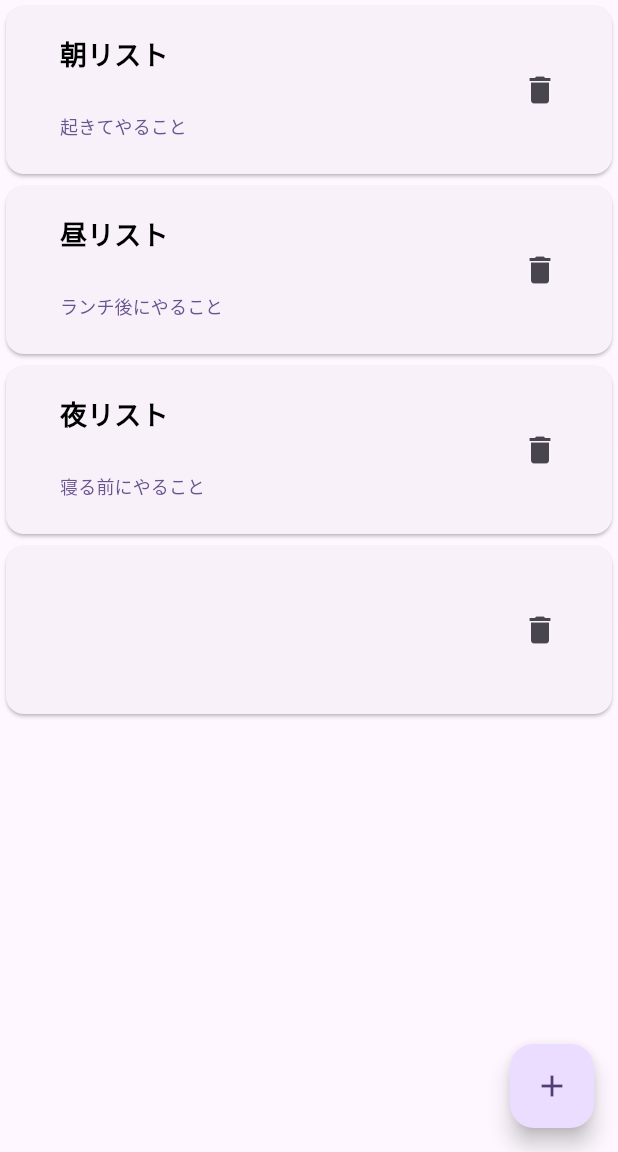
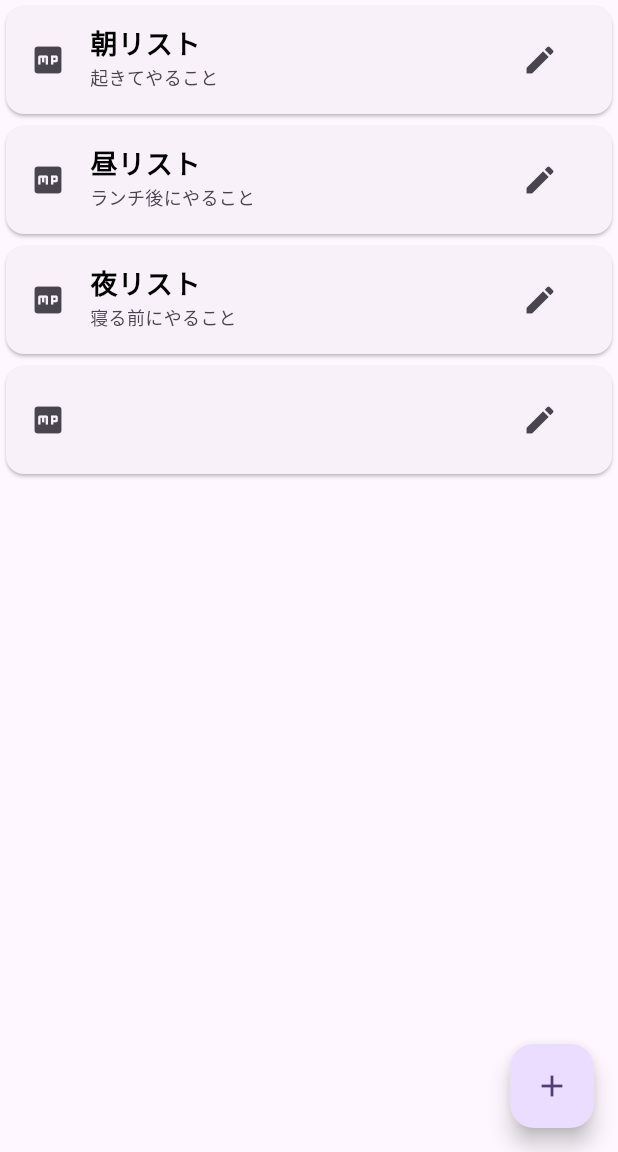
Before and after one commit to hiro259/tickroll, a Flutter app: the screen it shows after launch, after a tap on the "add" icon, on a phone screen of 412 x 824 dp, the part 84-1236 px from its top. Run offline on Flutter 3.47's test engine with Material 3 defaults, Android fonts, the phone set to English and light mode, and no system bars.

Commit message:
TickTitle画面のタイトルと詳細の直接編集機能、関連変数等を削除

```diff
--- a/lib/main.dart
+++ b/lib/main.dart
@@ -25,18 +25,10 @@ class MyApp extends StatelessWidget {
 class TickTitle {
   String title;
   String detail;
-  bool istitleEditing;
-  bool isdetailEditing;
-  TextEditingController titleController;
-  TextEditingController detailController;
 
   TickTitle({
     required this.title,
     required this.detail,
-    required this.istitleEditing,
-    required this.isdetailEditing,
-    required this.titleController,
-    required this.detailController,
   });
 }
 
@@ -52,25 +44,13 @@ class MyHomePage extends StatefulWidget {
 class _MyHomePageState extends State<MyHomePage> {
   List<TickTitle> TickTitleList = [];
 
-  void EdidingTextfgeldfalse() {
-    TickTitleList.forEach((item) {
-      item.istitleEditing = false;
-    });
-    TickTitleList.forEach((item) {
-      item.isdetailEditing = false;
-    });
-  }
-
   _addTickTile() {
     //実際の空データの追加
     setState(() {
       TickTitleList.add(TickTitle(
         title: "",
         detail: "",
-          istitleEditing: false,
-          isdetailEditing: false,
-          titleController: TextEditingController(text: ""),
-          detailController: TextEditingController(text: "")));
+      ));
     });
   }
 
@@ -79,26 +59,17 @@ class _MyHomePageState extends State<MyHomePage> {
     TickTitleList.add(TickTitle(
       title: '朝リスト',
       detail: '起きてやること',
-        istitleEditing: false,
-        isdetailEditing: false,
-        titleController: TextEditingController(text: "朝リスト"),
-        detailController: TextEditingController(text: "起きてやること")));
+    ));
 
     TickTitleList.add(TickTitle(
       title: '昼リスト',
       detail: 'ランチ後にやること',
-        istitleEditing: false,
-        isdetailEditing: false,
-        titleController: TextEditingController(text: "昼リスト"),
-        detailController: TextEditingController(text: "ランチ後にやること")));
+    ));
 
     TickTitleList.add(TickTitle(
       title: '夜リスト',
       detail: '寝る前にやること',
-        istitleEditing: false,
-        isdetailEditing: false,
-        titleController: TextEditingController(text: "夜リスト"),
-        detailController: TextEditingController(text: "寝る前にやること")));
+    ));
   }
 
   @override
@@ -122,65 +93,14 @@ class _MyHomePageState extends State<MyHomePage> {
               key: Key('item $index'),
               child: Card(
                 child: ListTile(
-                  title: TickTitleList[index].istitleEditing
-                      ? TextFormField(
-                          controller: TickTitleList[index].titleController,
-                          onFieldSubmitted: (newTitle) {
-                            setState(() {
-                              TickTitleList[index].istitleEditing = false;
-                            });
-                            TickTitleList[index].title = newTitle;
-                          },
-                        )
-                      : Align(
-                          alignment: Alignment.centerLeft, // 左寄せに設定
-                          child: Padding(
-                            padding: EdgeInsets.symmetric(
-                                horizontal: 8.0), // クリック範囲を狭める
-                            child: TextButton(
-                              onPressed: () {
-                                setState(() {
-                                  EdidingTextfgeldfalse();
-                                  TickTitleList[index].istitleEditing = true;
-                                });
-                              },
-                              child: Text(TickTitleList[index].title,
+                  leading: Icon(Icons.mp),
+                  title: Text(TickTitleList[index].title,
                       style: TextStyle(
                           fontWeight: FontWeight.bold,
                           fontSize: 18,
                           color: Colors.black)),
-                            ),
-                          ),
-                        ),
-                  subtitle: TickTitleList[index].isdetailEditing
-                      ? TextFormField(
-                          controller: TickTitleList[index].detailController,
-                          onFieldSubmitted: (newDetail) {
-                            setState(() {
-                              TickTitleList[index].isdetailEditing = false;
-                            });
-                            TickTitleList[index].detail = newDetail;
-                          },
-                        )
-                      : Align(
-                          alignment: Alignment.centerLeft, // 左寄せに設定
-                          child: Padding(
-                            padding: EdgeInsets.symmetric(
-                                horizontal: 8.0), // クリック範囲を狭める
-                            child: TextButton(
-                              onPressed: () {
-                                setState(() {
-                                  EdidingTextfgeldfalse();
-                                  TickTitleList[index].isdetailEditing = true;
-                                });
-                              },
-                              child: Text(
-                                TickTitleList[index].detail,
-                                style: TextStyle(fontSize: 12),
-                              ),
-                            ),
-                          ),
-                        ),
+                  subtitle: Text(TickTitleList[index].detail,
+                      style: TextStyle(fontSize: 12)),
                   onTap: () {
                     Navigator.push(
                       context,
@@ -189,46 +109,47 @@ class _MyHomePageState extends State<MyHomePage> {
                               TickRoll(TickTitleList[index].title)),
                     );
                   },
-                  trailing: Row(
-                    mainAxisSize: MainAxisSize.min,
-                    children: [
-                      IconButton(
-                        onPressed: () {
-                          showDialog(
-                            context: context,
-                            builder: (BuildContext context) {
-                              return AlertDialog(
-                                title: const Text('Delete Confirmation'),
-                                content: const Text(
-                                    'Are you sure you want to delete this item?'),
-                                actions: <Widget>[
-                                  TextButton(
-                                    onPressed: () {
-                                      Navigator.of(context).pop(); // ダイアログを閉じる
-                                    },
-                                    child: const Text('Cancel'),
+                  trailing:
+                      IconButton(onPressed: () {}, icon: Icon(Icons.mode_edit)),
+                  // trailing: Row(
+                  //   mainAxisSize: MainAxisSize.min,
+                  //   children: [
+                  //     IconButton(
+                  //       onPressed: () {
+                  //         showDialog(
+                  //           context: context,
+                  //           builder: (BuildContext context) {
+                  //             return AlertDialog(
+                  //               title: const Text('Delete Confirmation'),
+                  //               content: const Text(
+                  //                   'Are you sure you want to delete this item?'),
+                  //               actions: <Widget>[
+                  //                 TextButton(
+                  //                   onPressed: () {
+                  //                     Navigator.of(context).pop(); // ダイアログを閉じる
+                  //                   },
+                  //                   child: const Text('Cancel'),
+                  //                 ),
+                  //                 TextButton(
+                  //                   onPressed: () {
+                  //                     setState(() {
+                  //                       TickTitleList.removeAt(index);
+                  //                     });
+                  //                     Navigator.of(context).pop(); // ダイアログを閉じる
+                  //                   },
+                  //                   child: const Text('OK'),
+                  //                 ),
+                  //               ],
+                  //             );
+                  //           },
+                  //         );
+                  //       },
+                  //       icon: Icon(Icons.delete),
+                  //     ),
+                  //     IconButton(onPressed: () {}, icon: Icon(Icons.mode_edit))
+                  //   ],
+                  // ),
                 ),
-                                  TextButton(
-                                    onPressed: () {
-                                      setState(() {
-                                        TickTitleList.removeAt(index);
-                                      });
-                                      Navigator.of(context).pop(); // ダイアログを閉じる
-                                    },
-                                    child: const Text('OK'),
-                                  ),
-                                ],
-                              );
-                            },
-                          );
-                        },
-                        icon: Icon(Icons.delete),
-                      )
-                    ],
-                  ),
-                ),
-                // Icon(Icons.book),
-                // Icon(Icons.co2),
               ),
             );
           },
```
Lines whose indentation alone changed are shown as unchanged.
